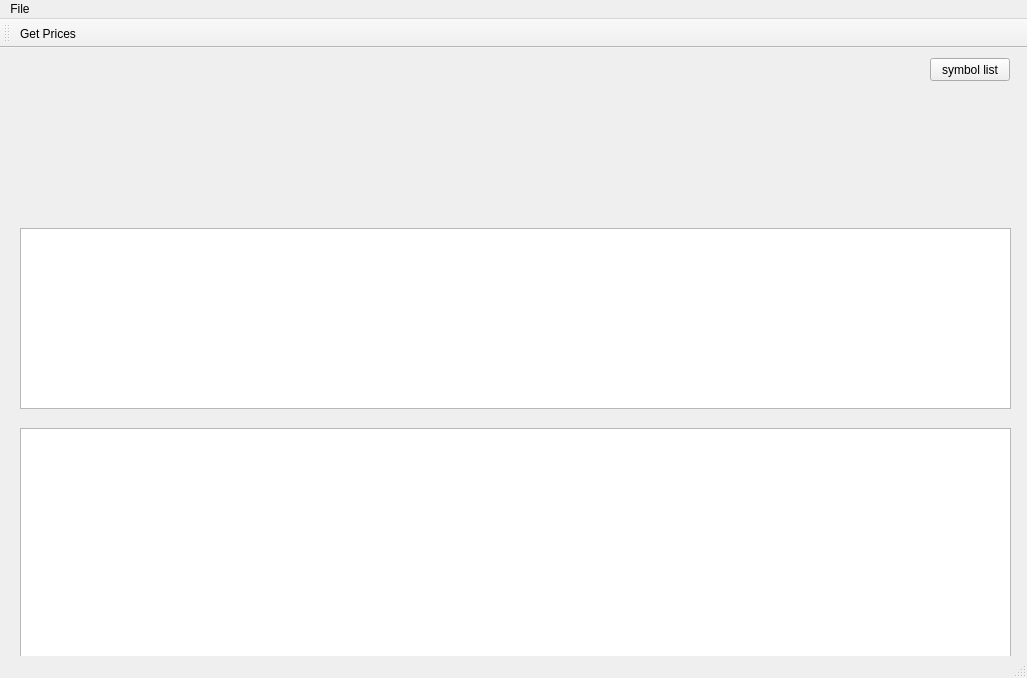
Old version of the form mainwindow.ui in the repository Purk/Qt-cointegration.
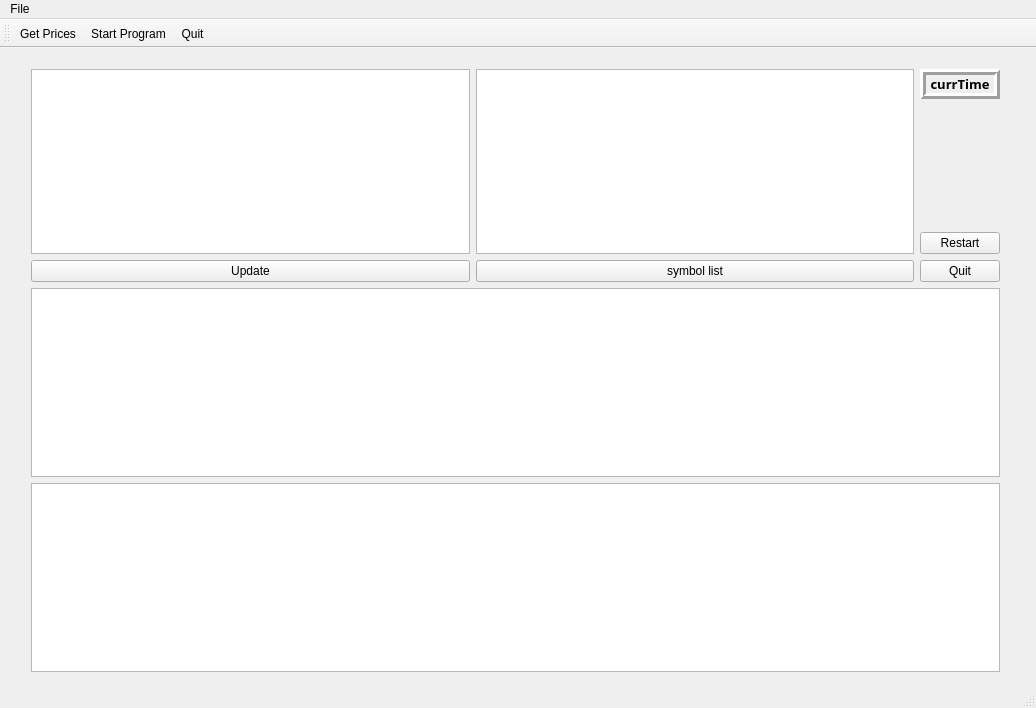
New version of the form.

The edit to the form file:
```diff
--- a/mainwindow.ui
+++ b/mainwindow.ui
@@ -6,46 +6,193 @@
    <rect>
     <x>0</x>
     <y>0</y>
-    <width>1027</width>
-    <height>678</height>
+    <width>1036</width>
+    <height>708</height>
    </rect>
   </property>
   <property name="windowTitle">
    <string>MainWindow</string>
   </property>
   <widget class="QWidget" name="centralWidget">
-   <widget class="QPushButton" name="symbol_list_pushButton">
+   <widget class="QWidget" name="layoutWidget">
     <property name="geometry">
      <rect>
-      <x>930</x>
+      <x>20</x>
       <y>10</y>
-      <width>80</width>
-      <height>23</height>
-     </rect>
-    </property>
-    <property name="text">
-     <string>symbol list</string>
-    </property>
-   </widget>
-   <widget class="QTableView" name="potential_trades">
-    <property name="geometry">
-     <rect>
-      <x>20</x>
-      <y>380</y>
       <width>991</width>
-      <height>231</height>
+      <height>625</height>
      </rect>
     </property>
-   </widget>
-   <widget class="QTableView" name="curr_positions">
-    <property name="geometry">
-     <rect>
-      <x>20</x>
-      <y>180</y>
-      <width>991</width>
-      <height>181</height>
-     </rect>
-    </property>
+    <layout class="QVBoxLayout" name="verticalLayout_5">
+     <item>
+      <layout class="QHBoxLayout" name="horizontalLayout">
+       <item>
+        <layout class="QVBoxLayout" name="verticalLayout_3">
+         <item>
+          <widget class="QTableView" name="integratedStocks">
+           <property name="editTriggers">
+            <set>QAbstractItemView::NoEditTriggers</set>
+           </property>
+           <property name="sortingEnabled">
+            <bool>true</bool>
+           </property>
+          </widget>
+         </item>
+         <item>
+          <widget class="QPushButton" name="Update">
+           <property name="text">
+            <string>Update</string>
+           </property>
+          </widget>
+         </item>
+        </layout>
+       </item>
+       <item>
+        <layout class="QVBoxLayout" name="verticalLayout_4">
+         <item>
+          <widget class="QTableWidget" name="tableWidgetTicker">
+           <property name="editTriggers">
+            <set>QAbstractItemView::NoEditTriggers</set>
+           </property>
+           <property name="sortingEnabled">
+            <bool>true</bool>
+           </property>
+          </widget>
+         </item>
+         <item>
+          <widget class="QPushButton" name="symbol_list_pushButton">
+           <property name="text">
+            <string>symbol list</string>
+           </property>
+          </widget>
+         </item>
+        </layout>
+       </item>
+       <item>
+        <layout class="QVBoxLayout" name="verticalLayout_2">
+         <item>
+          <widget class="QLabel" name="currtimelabel">
+           <property name="font">
+            <font>
+             <family>Droid Arabic Naskh</family>
+             <pointsize>10</pointsize>
+             <weight>75</weight>
+             <bold>true</bold>
+            </font>
+           </property>
+           <property name="frameShape">
+            <enum>QFrame::Box</enum>
+           </property>
+           <property name="frameShadow">
+            <enum>QFrame::Raised</enum>
+           </property>
+           <property name="lineWidth">
+            <number>3</number>
+           </property>
+           <property name="text">
+            <string>currTime</string>
+           </property>
+           <property name="textFormat">
+            <enum>Qt::RichText</enum>
+           </property>
+           <property name="alignment">
+            <set>Qt::AlignCenter</set>
+           </property>
+          </widget>
+         </item>
+         <item>
+          <spacer name="verticalSpacer">
+           <property name="orientation">
+            <enum>Qt::Vertical</enum>
+           </property>
+           <property name="sizeHint" stdset="0">
+            <size>
+             <width>20</width>
+             <height>28</height>
+            </size>
+           </property>
+          </spacer>
+         </item>
+         <item>
+          <widget class="QPushButton" name="slotReboot">
+           <property name="text">
+            <string>Restart</string>
+           </property>
+           <property name="iconSize">
+            <size>
+             <width>16</width>
+             <height>16</height>
+            </size>
+           </property>
+          </widget>
+         </item>
+         <item>
+          <widget class="QPushButton" name="Quit">
+           <property name="text">
+            <string>Quit</string>
+           </property>
+          </widget>
+         </item>
+        </layout>
+       </item>
+      </layout>
+     </item>
+     <item>
+      <layout class="QVBoxLayout" name="verticalLayout">
+       <item>
+        <widget class="QTableView" name="tableViewPosition">
+         <property name="sizePolicy">
+          <sizepolicy hsizetype="Expanding" vsizetype="Expanding">
+           <horstretch>0</horstretch>
+           <verstretch>0</verstretch>
+          </sizepolicy>
+         </property>
+         <property name="font">
+          <font>
+           <pointsize>12</pointsize>
+          </font>
+         </property>
+         <property name="sortingEnabled">
+          <bool>true</bool>
+         </property>
+         <attribute name="horizontalHeaderCascadingSectionResizes">
+          <bool>false</bool>
+         </attribute>
+         <attribute name="horizontalHeaderStretchLastSection">
+          <bool>false</bool>
+         </attribute>
+        </widget>
+       </item>
+       <item>
+        <widget class="QTableWidget" name="tableWidgetStats">
+         <property name="sizePolicy">
+          <sizepolicy hsizetype="Expanding" vsizetype="Expanding">
+           <horstretch>0</horstretch>
+           <verstretch>0</verstretch>
+          </sizepolicy>
+         </property>
+         <property name="font">
+          <font>
+           <pointsize>12</pointsize>
+          </font>
+         </property>
+         <property name="mouseTracking">
+          <bool>false</bool>
+         </property>
+         <property name="editTriggers">
+          <set>QAbstractItemView::NoEditTriggers</set>
+         </property>
+         <property name="sortingEnabled">
+          <bool>true</bool>
+         </property>
+         <attribute name="horizontalHeaderCascadingSectionResizes">
+          <bool>false</bool>
+         </attribute>
+        </widget>
+       </item>
+      </layout>
+     </item>
+    </layout>
    </widget>
   </widget>
   <widget class="QMenuBar" name="menuBar">
@@ -53,7 +200,7 @@
     <rect>
      <x>0</x>
      <y>0</y>
-     <width>1027</width>
+     <width>1036</width>
      <height>20</height>
     </rect>
    </property>
@@ -73,13 +220,35 @@
     <bool>false</bool>
    </attribute>
    <addaction name="actionGet_Historical_Prices"/>
+   <addaction name="actionStart_Program"/>
+   <addaction name="actionQuit"/>
   </widget>
-  <widget class="QStatusBar" name="statusBar"/>
+  <widget class="QStatusBar" name="statusBar">
+   <property name="enabled">
+    <bool>true</bool>
+   </property>
+   <property name="minimumSize">
+    <size>
+     <width>10</width>
+     <height>25</height>
+    </size>
+   </property>
+  </widget>
   <action name="actionGet_Historical_Prices">
    <property name="text">
     <string>Get Prices</string>
    </property>
   </action>
+  <action name="actionStart_Program">
+   <property name="text">
+    <string>Start Program</string>
+   </property>
+  </action>
+  <action name="actionQuit">
+   <property name="text">
+    <string>Quit</string>
+   </property>
+  </action>
  </widget>
  <layoutdefault spacing="6" margin="11"/>
  <resources/>
```
Left out of the diff: 1 changed line with no effect on the pictures.
